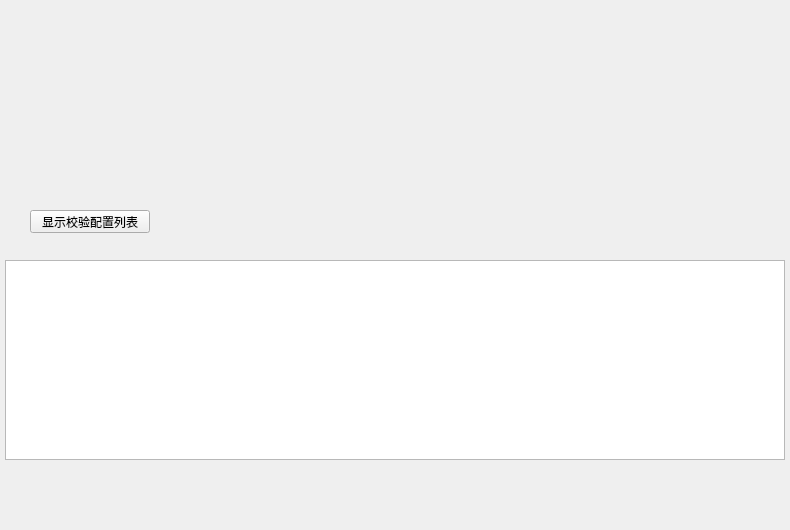
Before: the Qt Designer form Plugins/UDPTest/numberconvertform.ui in TestingLife-Zhangjinkun/BusTest, drawn with Qt 5.
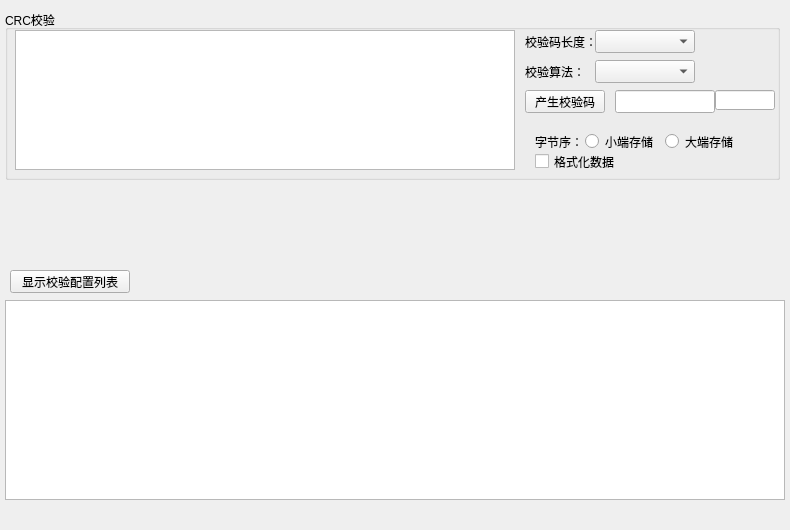
After: the same form once the commit is applied.

The edit to the form file:
```diff
--- a/Plugins/UDPTest/numberconvertform.ui
+++ b/Plugins/UDPTest/numberconvertform.ui
@@ -16,8 +16,8 @@
   <widget class="QPushButton" name="pushButton_ShowCRCParams">
    <property name="geometry">
     <rect>
-     <x>30</x>
-     <y>210</y>
+     <x>10</x>
+     <y>270</y>
      <width>120</width>
      <height>23</height>
     </rect>
@@ -30,12 +30,166 @@
    <property name="geometry">
     <rect>
      <x>5</x>
-     <y>260</y>
+     <y>300</y>
      <width>780</width>
      <height>200</height>
     </rect>
    </property>
   </widget>
+  <widget class="QGroupBox" name="groupBox_CRCChecksum">
+   <property name="geometry">
+    <rect>
+     <x>5</x>
+     <y>10</y>
+     <width>775</width>
+     <height>170</height>
+    </rect>
+   </property>
+   <property name="title">
+    <string>CRC校验</string>
+   </property>
+   <widget class="QTextEdit" name="textEdit_ByteString">
+    <property name="geometry">
+     <rect>
+      <x>10</x>
+      <y>20</y>
+      <width>500</width>
+      <height>140</height>
+     </rect>
+    </property>
+   </widget>
+   <widget class="QComboBox" name="comboBox_ChecksumLength">
+    <property name="geometry">
+     <rect>
+      <x>590</x>
+      <y>20</y>
+      <width>100</width>
+      <height>23</height>
+     </rect>
+    </property>
+   </widget>
+   <widget class="QLabel" name="label_22">
+    <property name="geometry">
+     <rect>
+      <x>520</x>
+      <y>20</y>
+      <width>70</width>
+      <height>23</height>
+     </rect>
+    </property>
+    <property name="text">
+     <string>校验码长度：</string>
+    </property>
+   </widget>
+   <widget class="QLabel" name="label_23">
+    <property name="geometry">
+     <rect>
+      <x>520</x>
+      <y>50</y>
+      <width>70</width>
+      <height>23</height>
+     </rect>
+    </property>
+    <property name="text">
+     <string>校验算法：</string>
+    </property>
+   </widget>
+   <widget class="QComboBox" name="comboBox_CheckAlgorithm">
+    <property name="geometry">
+     <rect>
+      <x>590</x>
+      <y>50</y>
+      <width>100</width>
+      <height>23</height>
+     </rect>
+    </property>
+   </widget>
+   <widget class="QPushButton" name="pushButton_Generate_Checkcode">
+    <property name="geometry">
+     <rect>
+      <x>520</x>
+      <y>80</y>
+      <width>80</width>
+      <height>23</height>
+     </rect>
+    </property>
+    <property name="text">
+     <string>产生校验码</string>
+    </property>
+   </widget>
+   <widget class="QLineEdit" name="lineEdit_Checkcode">
+    <property name="geometry">
+     <rect>
+      <x>610</x>
+      <y>80</y>
+      <width>100</width>
+      <height>23</height>
+     </rect>
+    </property>
+   </widget>
+   <widget class="QLabel" name="label_13">
+    <property name="geometry">
+     <rect>
+      <x>530</x>
+      <y>120</y>
+      <width>50</width>
+      <height>23</height>
+     </rect>
+    </property>
+    <property name="text">
+     <string>字节序：</string>
+    </property>
+   </widget>
+   <widget class="QRadioButton" name="radioButton_SmallStorage">
+    <property name="geometry">
+     <rect>
+      <x>580</x>
+      <y>120</y>
+      <width>70</width>
+      <height>23</height>
+     </rect>
+    </property>
+    <property name="text">
+     <string>小端存储</string>
+    </property>
+   </widget>
+   <widget class="QRadioButton" name="radioButton_BigStorage">
+    <property name="geometry">
+     <rect>
+      <x>660</x>
+      <y>120</y>
+      <width>70</width>
+      <height>23</height>
+     </rect>
+    </property>
+    <property name="text">
+     <string>大端存储</string>
+    </property>
+   </widget>
+   <widget class="QCheckBox" name="checkBox_FormatData">
+    <property name="geometry">
+     <rect>
+      <x>530</x>
+      <y>140</y>
+      <width>100</width>
+      <height>23</height>
+     </rect>
+    </property>
+    <property name="text">
+     <string>格式化数据</string>
+    </property>
+   </widget>
+   <widget class="QLineEdit" name="lineEdit_Checkcode_Dec">
+    <property name="geometry">
+     <rect>
+      <x>710</x>
+      <y>80</y>
+      <width>60</width>
+      <height>20</height>
+     </rect>
+    </property>
+   </widget>
+  </widget>
  </widget>
  <resources/>
  <connections/>
```
